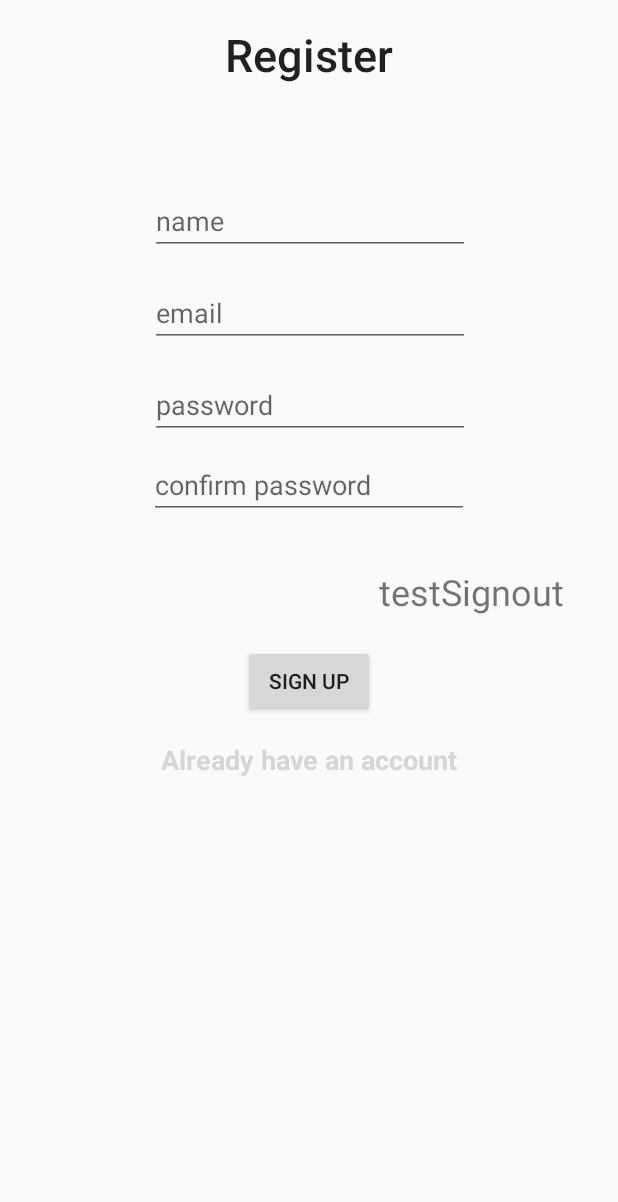
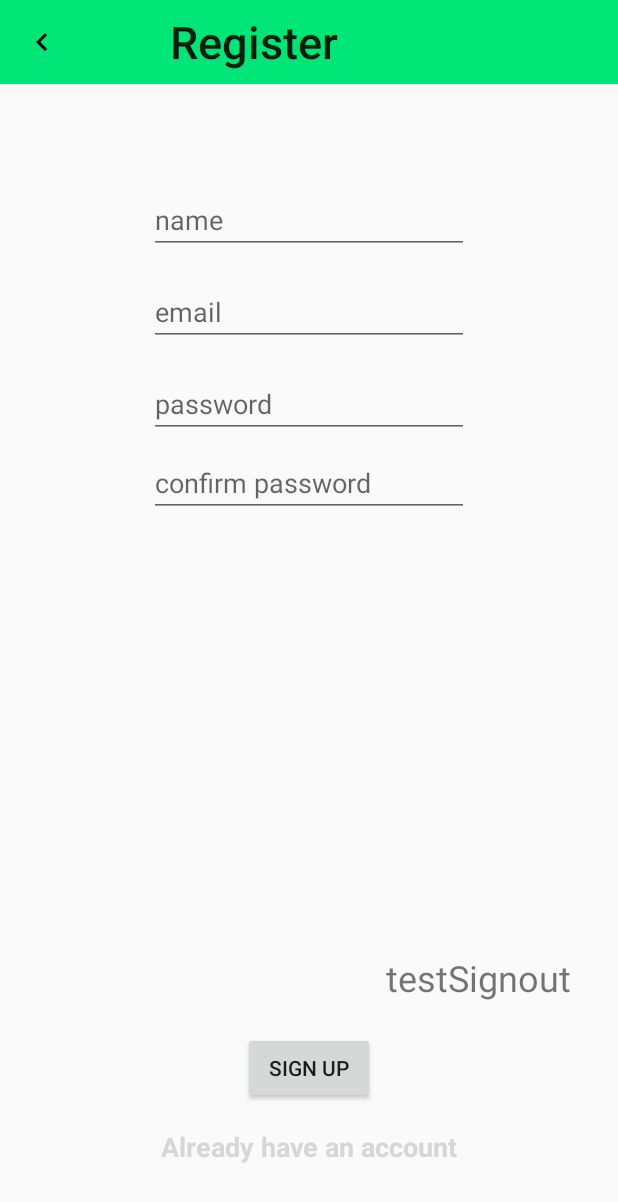
Before and after one commit to sumrid/Multioder, an Android app: the screen it shows after launch (MainActivity), after a tap on "New User? Register here", on a phone screen of 412 x 824 dp. Shown: the top 1202 px of the screen. Run offline under Robolectric (Android 15) with nearby library versions, the phone set to English and light mode, and no system bars; our stand-ins replace Firebase (no records; nobody signed in at launch, a user with empty details on screens opened directly); libraries missing offline, so code that uses them is left out: .

Commit message:
login green # bottom shape

```diff
--- /dev/null
+++ b/app/src/main/res/drawable/ic_outline_keyboard_arrow_left_24px.xml
@@ -0,0 +1,9 @@
+<vector xmlns:android="http://schemas.android.com/apk/res/android"
+    android:width="24dp"
+    android:height="24dp"
+    android:viewportWidth="24"
+    android:viewportHeight="24">
+  <path
+      android:fillColor="#FF000000"
+      android:pathData="M15.41,16.59L10.83,12l4.58,-4.59L14,6l-6,6 6,6 1.41,-1.41z"/>
+</vector>
--- a/app/src/main/res/layout/fragment_register.xml
+++ b/app/src/main/res/layout/fragment_register.xml
@@ -1,22 +1,41 @@
 <?xml version="1.0" encoding="utf-8"?>
-<android.support.constraint.ConstraintLayout
-    xmlns:android="http://schemas.android.com/apk/res/android"
+<android.support.constraint.ConstraintLayout xmlns:android="http://schemas.android.com/apk/res/android"
     xmlns:app="http://schemas.android.com/apk/res-auto"
     xmlns:tools="http://schemas.android.com/tools"
     android:layout_width="match_parent"
-    android:layout_height="match_parent">
+    android:layout_height="match_parent"
+    tools:layout_editor_absoluteY="25dp">
+
+    <android.support.v7.widget.Toolbar
+        android:id="@+id/toolbar"
+        android:layout_width="0dp"
+        android:layout_height="wrap_content"
+        android:background="?attr/colorPrimary"
+        android:minHeight="?attr/actionBarSize"
+        android:theme="?attr/actionBarTheme"
+        app:layout_constraintEnd_toEndOf="parent"
+        app:layout_constraintStart_toStartOf="parent"
+        app:layout_constraintTop_toTopOf="parent" />
+
+    <ImageView
+        android:id="@+id/imageView3"
+        android:layout_width="wrap_content"
+        android:layout_height="wrap_content"
+        android:layout_marginStart="16dp"
+        android:layout_marginTop="16dp"
+        app:layout_constraintStart_toStartOf="parent"
+        app:layout_constraintTop_toTopOf="parent"
+        app:srcCompat="@drawable/ic_outline_keyboard_arrow_left_24px" />
 
     <TextView
         android:id="@+id/textView2"
         android:layout_width="wrap_content"
         android:layout_height="wrap_content"
-        android:layout_marginStart="8dp"
-        android:layout_marginTop="16dp"
-        android:layout_marginEnd="8dp"
+        android:layout_marginStart="113dp"
+        android:layout_marginTop="7dp"
         android:text="Register"
         android:textAppearance="@style/TextAppearance.AppCompat.Body2"
         android:textSize="30sp"
-        app:layout_constraintEnd_toEndOf="parent"
         app:layout_constraintStart_toStartOf="parent"
         app:layout_constraintTop_toTopOf="parent" />
 
@@ -24,100 +43,79 @@
         android:id="@+id/name_reg"
         android:layout_width="wrap_content"
         android:layout_height="wrap_content"
-        android:layout_marginStart="8dp"
-        android:layout_marginTop="68dp"
-        android:layout_marginEnd="8dp"
+        android:layout_marginTop="124dp"
         android:ems="10"
         android:hint="name"
         android:inputType="textPersonName"
         app:layout_constraintEnd_toEndOf="parent"
-        app:layout_constraintHorizontal_bias="0.503"
         app:layout_constraintStart_toStartOf="parent"
-        app:layout_constraintTop_toBottomOf="@+id/textView2" />
+        app:layout_constraintTop_toTopOf="parent" />
 
     <EditText
         android:id="@+id/email_reg"
         android:layout_width="wrap_content"
         android:layout_height="wrap_content"
-        android:layout_marginStart="8dp"
         android:layout_marginTop="16dp"
-        android:layout_marginEnd="8dp"
         android:ems="10"
         android:hint="email"
         android:inputType="textPersonName"
-        app:layout_constraintEnd_toEndOf="parent"
-        app:layout_constraintHorizontal_bias="0.503"
-        app:layout_constraintStart_toStartOf="parent"
+        app:layout_constraintStart_toStartOf="@+id/name_reg"
         app:layout_constraintTop_toBottomOf="@+id/name_reg" />
 
     <EditText
         android:id="@+id/passwor_reg"
         android:layout_width="wrap_content"
         android:layout_height="wrap_content"
-        android:layout_marginStart="8dp"
         android:layout_marginTop="16dp"
-        android:layout_marginEnd="8dp"
         android:ems="10"
         android:hint="password"
         android:inputType="textPassword"
-        app:layout_constraintEnd_toEndOf="parent"
-        app:layout_constraintHorizontal_bias="0.503"
-        app:layout_constraintStart_toStartOf="parent"
+        app:layout_constraintStart_toStartOf="@+id/email_reg"
         app:layout_constraintTop_toBottomOf="@+id/email_reg" />
 
     <EditText
         android:id="@+id/repassword_reg"
         android:layout_width="wrap_content"
         android:layout_height="wrap_content"
-        android:layout_marginStart="8dp"
-        android:layout_marginTop="8dp"
-        android:layout_marginEnd="8dp"
+        android:layout_marginTop="7dp"
         android:ems="10"
         android:hint="confirm password"
         android:inputType="textPassword"
-        app:layout_constraintEnd_toEndOf="parent"
-        app:layout_constraintStart_toStartOf="parent"
+        app:layout_constraintStart_toStartOf="@+id/passwor_reg"
         app:layout_constraintTop_toBottomOf="@+id/passwor_reg" />
 
     <Button
         android:id="@+id/signupBtn"
         android:layout_width="wrap_content"
         android:layout_height="wrap_content"
-        android:layout_marginStart="8dp"
-        android:layout_marginTop="84dp"
-        android:layout_marginEnd="8dp"
+        android:layout_marginBottom="16dp"
         android:text="sign up"
+        app:layout_constraintBottom_toTopOf="@+id/toLogin"
         app:layout_constraintEnd_toEndOf="parent"
-        app:layout_constraintStart_toStartOf="parent"
-        app:layout_constraintTop_toBottomOf="@+id/repassword_reg" />
+        app:layout_constraintStart_toStartOf="parent" />
 
     <TextView
         android:id="@+id/toLogin"
         android:layout_width="wrap_content"
         android:layout_height="wrap_content"
-        android:layout_marginStart="8dp"
-        android:layout_marginTop="16dp"
-        android:layout_marginEnd="8dp"
+        android:layout_marginBottom="47dp"
         android:text="Already have an account"
         android:textColor="@color/fui_bgFacebook"
         android:textSize="18sp"
         android:textStyle="bold"
+        app:layout_constraintBottom_toBottomOf="parent"
         app:layout_constraintEnd_toEndOf="parent"
-        app:layout_constraintHorizontal_bias="0.502"
-        app:layout_constraintStart_toStartOf="parent"
-        app:layout_constraintTop_toBottomOf="@+id/signupBtn" />
+        app:layout_constraintStart_toStartOf="parent" />
 
     <TextView
         android:id="@+id/testSignout"
         android:layout_width="wrap_content"
         android:layout_height="wrap_content"
-        android:layout_marginStart="8dp"
-        android:layout_marginTop="32dp"
-        android:layout_marginEnd="8dp"
+        android:layout_marginEnd="31dp"
+        android:layout_marginBottom="20dp"
         android:text="testSignout"
         android:textSize="24sp"
-        app:layout_constraintEnd_toEndOf="parent"
-        app:layout_constraintHorizontal_bias="0.897"
-        app:layout_constraintStart_toStartOf="parent"
-        app:layout_constraintTop_toBottomOf="@+id/repassword_reg" />
+        app:layout_constraintBottom_toTopOf="@+id/signupBtn"
+        app:layout_constraintEnd_toEndOf="parent" />
+
 </android.support.constraint.ConstraintLayout>
--- a/app/src/main/res/values/colors.xml
+++ b/app/src/main/res/values/colors.xml
@@ -1,6 +1,6 @@
 <?xml version="1.0" encoding="utf-8"?>
 <resources>
-    <color name="colorPrimary">#008577</color>
-    <color name="colorPrimaryDark">#00574B</color>
+    <color name="colorPrimary">#00e676</color>
+    <color name="colorPrimaryDark">#00b248</color>
     <color name="colorAccent">#D81B60</color>
 </resources>
```
Also changed, not shown: app/src/main/res/drawable/bottom_shape.xml (added, +18 -0 lines), app/src/main/res/drawable/ic_outline_fastfood_24px.xml (added, +9 -0 lines), app/src/main/res/drawable/toolbar.xml (added, +9 -0 lines), app/src/main/res/layout/fragment_login.xml (+20 -19 lines), app/src/main/res/drawable/testbg1.jpg (added).
